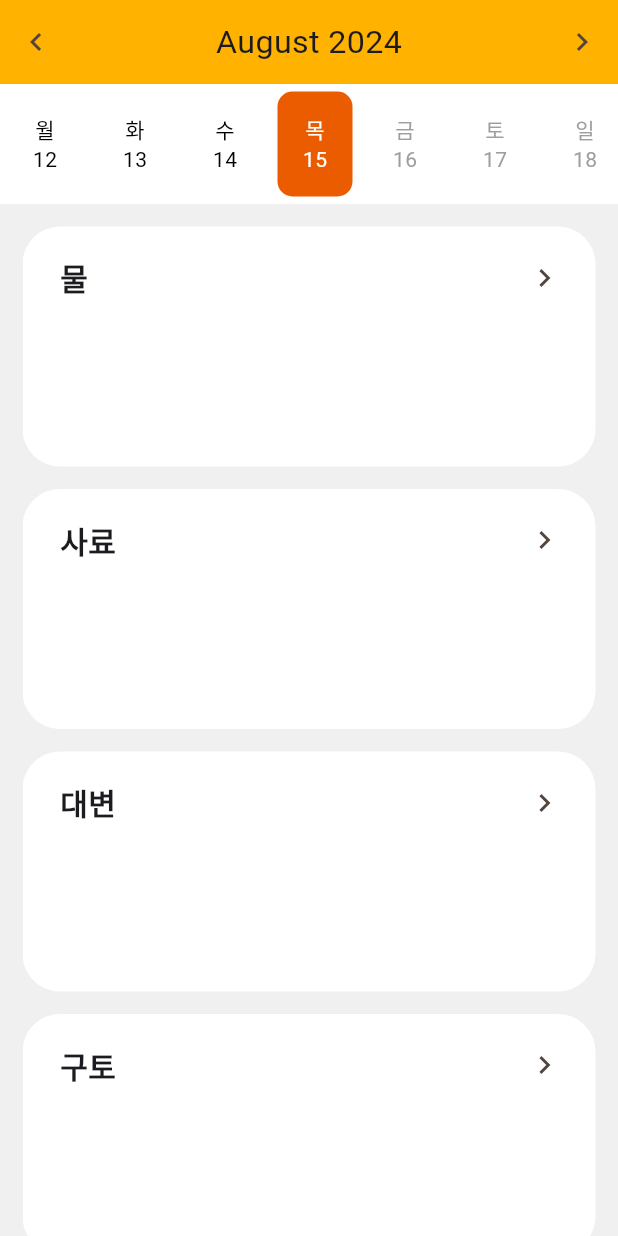
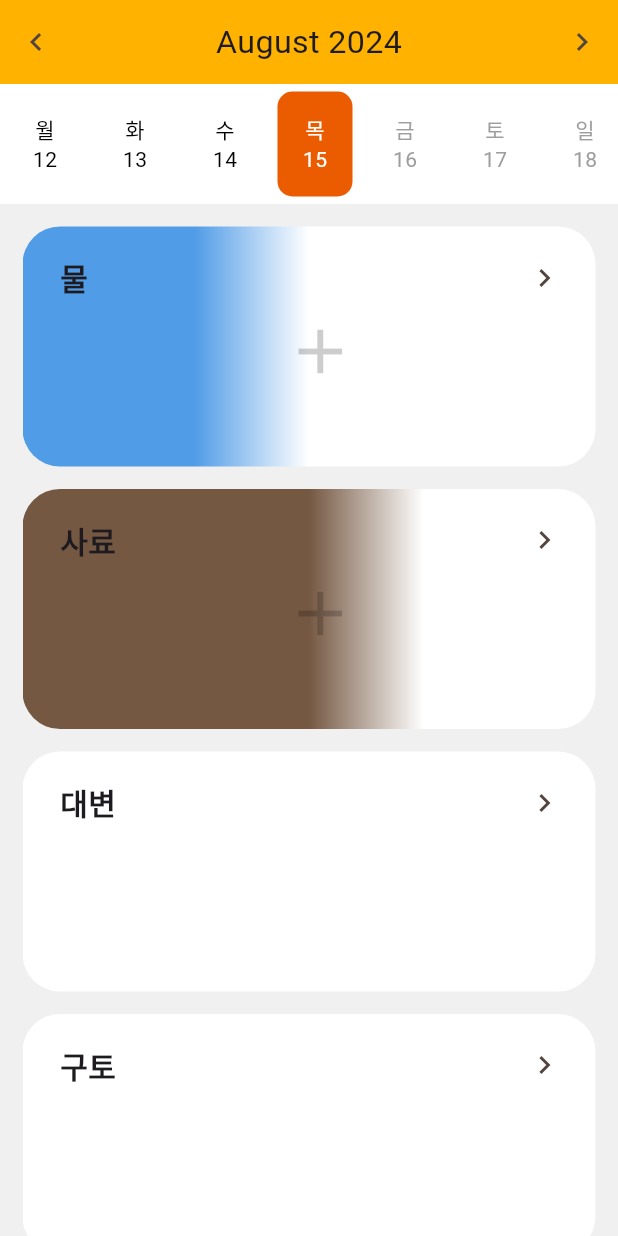
Before and after one commit to amosi999/mncare, a Flutter app: the TrackingScreen screen opened directly with empty values, on a phone screen of 412 x 824 dp. Run offline on Flutter 3.47's test engine with Material 3 defaults, Android fonts, the phone set to English and light mode, and no system bars; our stand-ins replace camera, cloud_firestore, firebase_auth, firebase_core, firebase_storage, flutter_colorpicker and 3 more; missing offline and left inert: toggle_list; accounts and stored records are empty.

Commit message:
chore: 트래킹 메인화면 물, 사료 박스 그라데이션 추가

```diff
--- a/lib/screens/tracking/tracking_grid.dart
+++ b/lib/screens/tracking/tracking_grid.dart
@@ -1,8 +1,7 @@
 import 'package:flutter/material.dart';
 import 'package:mncare/screens/tracking/tracking_screen_controller.dart';
 import 'package:mncare/utilities/utils.dart';
-import 'add_water_page.dart';
-import 'add_food_page.dart';
+
 import 'add_ poop_page.dart';
 import 'add_vomit_page.dart';
 import 'detail_page.dart';
@@ -18,10 +17,11 @@ class TrackingGrid extends StatelessWidget {
         padding: const EdgeInsets.fromLTRB(15, 0, 15, 0),
         child: ListView(
           children: [
+            // volume에 (현재기록량 / 목표량) 해서 소수점 한자릿수로 넣어주기 (0.0 ~ 1.0 범위)
             const SizedBox(height: 15),
-            _buildTrackingItem(context, '물'),
+            _buildTrackingItem(context, '물', volume: 0.4),
             const SizedBox(height: 15),
-            _buildTrackingItem(context, '사료'),
+            _buildTrackingItem(context, '사료', volume: 0.6),
             const SizedBox(height: 15),
             _buildTrackingItem(context, '대변'),
             const SizedBox(height: 15),
@@ -33,7 +33,60 @@ class TrackingGrid extends StatelessWidget {
     );
   }
 
-  Widget _buildTrackingItem(BuildContext context, String title) {
+  Widget _buildTrackingItem(BuildContext context, String title,
+      {double? volume}) {
+    double getStart() {
+      if (volume != null) {
+        if (volume == 0 || volume == 1) {
+          return volume;
+        } else {
+          return volume - 0.1;
+        }
+      }
+      return 0;
+    }
+
+    double getEnd() {
+      if (volume != null) {
+        if (volume == 0 || volume == 1) {
+          return volume;
+        } else {
+          return volume + 0.1;
+        }
+      }
+      return 0;
+    }
+
+    BoxDecoration getDecoration(String title) {
+      switch (title) {
+        case '물':
+          return BoxDecoration(
+            gradient: LinearGradient(
+              colors: const [Color.fromARGB(255, 81, 156, 231), Colors.white],
+              stops: [getStart(), getEnd()],
+              begin: Alignment.centerLeft,
+              end: Alignment.centerRight,
+            ),
+            borderRadius: BorderRadius.circular(25),
+          );
+        case '사료':
+          return BoxDecoration(
+            gradient: LinearGradient(
+              colors: const [Color.fromARGB(255, 117, 88, 66), Colors.white],
+              stops: [getStart(), getEnd()],
+              begin: Alignment.centerLeft,
+              end: Alignment.centerRight,
+            ),
+            borderRadius: BorderRadius.circular(25),
+          );
+        default:
+          return BoxDecoration(
+            color: Colors.white,
+            borderRadius: BorderRadius.circular(25),
+          );
+      }
+    }
+
     return GestureDetector(
       onTap: () async {
         if (title == '물') {
@@ -87,10 +140,7 @@ class TrackingGrid extends StatelessWidget {
       child: Container(
         width: double.infinity,
         height: 160,
-        decoration: BoxDecoration(
-          color: Colors.white,
-          borderRadius: BorderRadius.circular(25),
-        ),
+        decoration: getDecoration(title),
         child: Padding(
           padding: const EdgeInsets.fromLTRB(25, 10, 10, 20),
           child: Column(
@@ -122,7 +172,13 @@ class TrackingGrid extends StatelessWidget {
                     ),
                   ),
                 ],
-              )
+              ),
+              if (title == '물' || title == '사료')
+                const Icon(
+                  Icons.add,
+                  color: Color.fromARGB(50, 0, 0, 0),
+                  size: 50,
+                )
             ],
           ),
         ),
```
